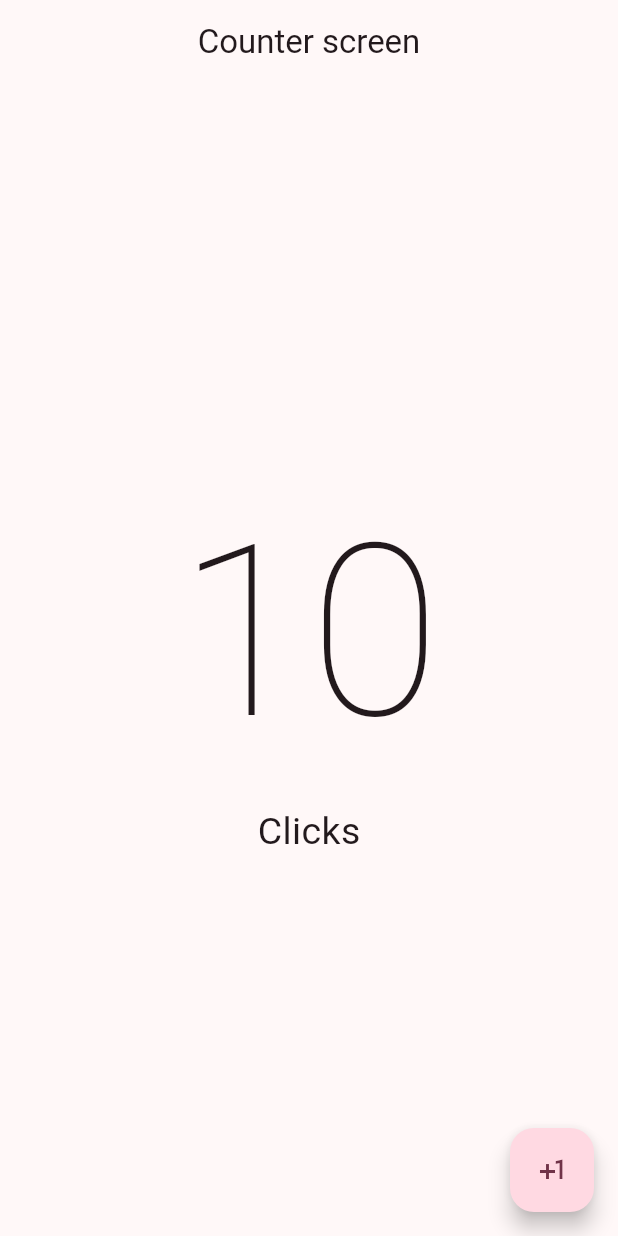
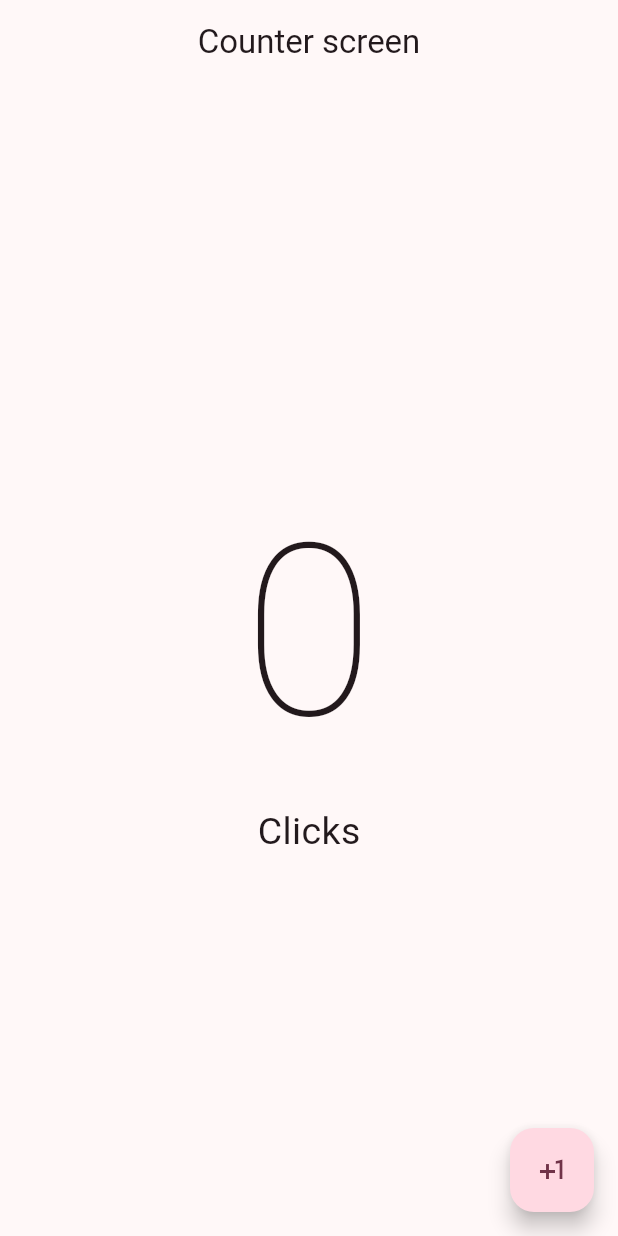
Before and after one commit to JaviKo500/counter-app-flutter, a Flutter app: the screen it shows after launch, on a phone screen of 412 x 824 dp. Run offline on Flutter 3.47's test engine with Material 2 defaults, Android fonts, the phone set to English and light mode, and no system bars.

```diff
--- a/lib/presentation/screens/counter/counter_screen.dart
+++ b/lib/presentation/screens/counter/counter_screen.dart
@@ -1,9 +1,15 @@
 import 'package:flutter/foundation.dart';
 import 'package:flutter/material.dart';
 
-class CounterScreen extends StatelessWidget {
-  const CounterScreen ({Key? key}) : super(key: key);
+class CounterScreen extends StatefulWidget {
+  const CounterScreen({Key? key}) : super(key: key);
 
+  @override
+  State<CounterScreen> createState() => _CounterScreenState();
+}
+
+class _CounterScreenState extends State<CounterScreen> {
+  int clickCounter = 0;
   @override
   Widget build(BuildContext context) {
     return Scaffold(
@@ -16,9 +22,16 @@ class CounterScreen extends StatelessWidget {
       body: Center(
         child: Column(
           mainAxisAlignment: MainAxisAlignment.center,
-          children: const [
-            Text('10', style: TextStyle( fontSize: 160, fontWeight: FontWeight.w100 ),),
-            Text('Clicks', style: TextStyle( fontSize: 25 ),),
+          children: [
+            Text(
+              '$clickCounter',
+              style:
+                  const TextStyle(fontSize: 160, fontWeight: FontWeight.w100),
+            ),
+            const Text(
+              'Clicks',
+              style: TextStyle(fontSize: 25),
+            ),
           ],
         ),
       ),
@@ -27,6 +40,9 @@ class CounterScreen extends StatelessWidget {
           if (kDebugMode) {
             print('click');
           }
+          setState(() {
+            clickCounter++;
+          });
         },
         child: const Icon(Icons.plus_one),
       ),
```
